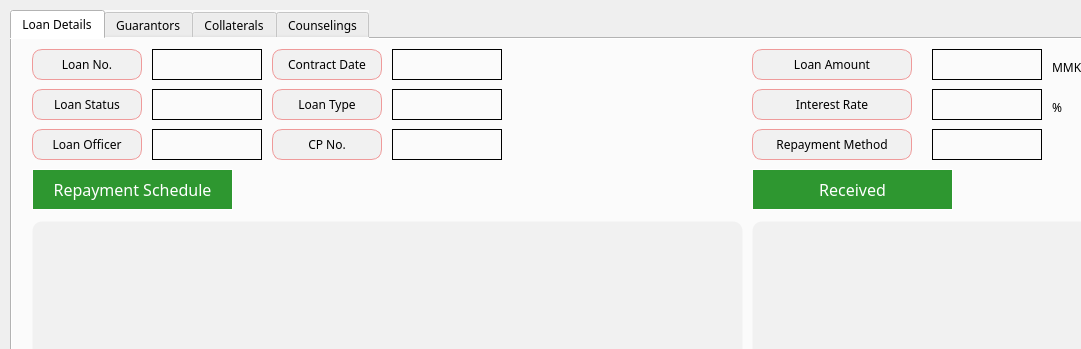
This is app/src/pages/search/loan_details.ui in DY-Microfinance-Customer-Management/dymf-algorithm as Qt 5 draws it before an edit; both pictures show x 0 to 1081 and y 0 to 349 of the 1471 by 692 pixel window. The edited form follows.
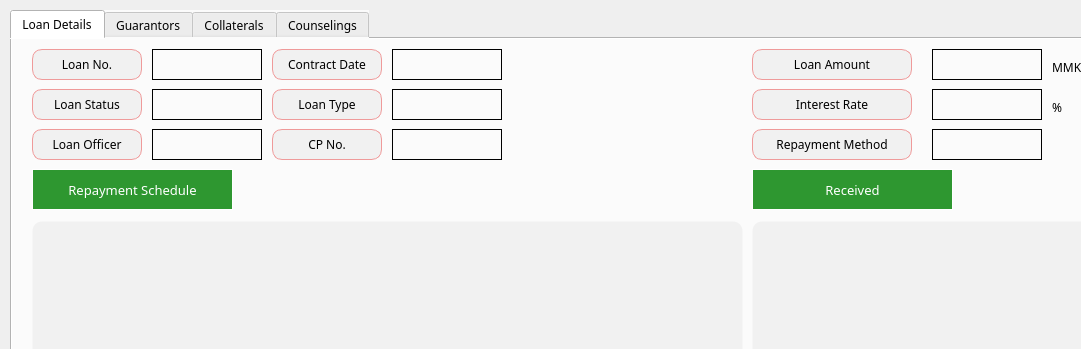
This is the edited form.

Diff of the .ui file:
```diff
--- a/app/src/pages/search/loan_details.ui
+++ b/app/src/pages/search/loan_details.ui
@@ -78,7 +78,7 @@
       <property name="font">
        <font>
         <family>Arial Black</family>
-        <pointsize>12</pointsize>
+        <pointsize>10</pointsize>
        </font>
       </property>
       <property name="styleSheet">
@@ -146,7 +146,7 @@
       <property name="font">
        <font>
         <family>Arial Black</family>
-        <pointsize>12</pointsize>
+        <pointsize>10</pointsize>
        </font>
       </property>
       <property name="styleSheet">
```
Left out of the diff: 6 changed lines with no effect on the pictures.
